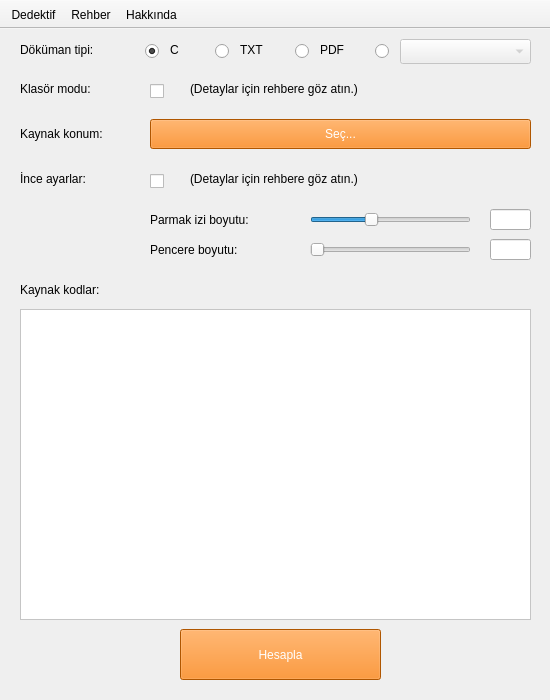
Above: QT Project/mainwindow.ui from arazosman/Code-Detective before the change. Below: the same form after it.
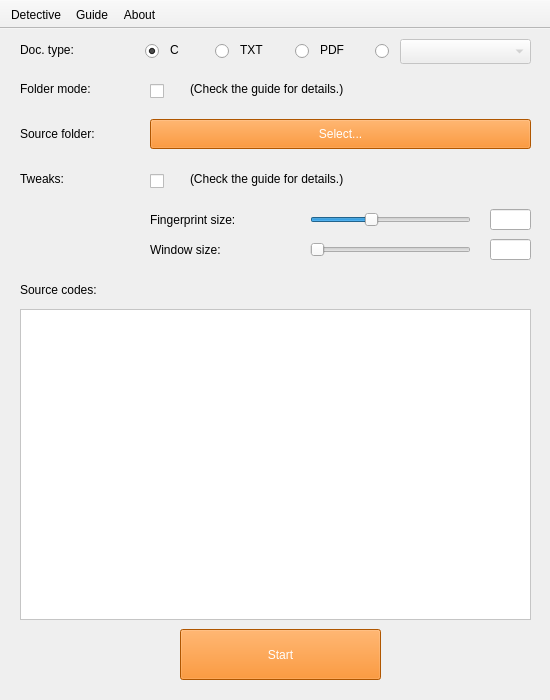
That is the form after the change. Icons and pictures are not drawn.

Patch:
```diff
--- a/QT Project/mainwindow.ui
+++ b/QT Project/mainwindow.ui
@@ -91,7 +91,7 @@
        <string notr="true"/>
       </property>
       <property name="text">
-       <string>Kaynak konum:</string>
+       <string>Source folder:</string>
       </property>
      </widget>
      <widget class="QLabel" name="label_w">
@@ -107,7 +107,7 @@
        <string notr="true"/>
       </property>
       <property name="text">
-       <string>Pencere boyutu:</string>
+       <string>Window size:</string>
       </property>
      </widget>
      <widget class="QSlider" name="slider_k">
@@ -151,7 +151,7 @@
        <string notr="true"/>
       </property>
       <property name="text">
-       <string>(Detaylar için rehbere göz atın.)</string>
+       <string>(Check the guide for details.)</string>
       </property>
      </widget>
      <widget class="QSlider" name="slider_w">
@@ -187,7 +187,7 @@
        <rect>
         <x>20</x>
         <y>10</y>
-        <width>111</width>
+        <width>121</width>
         <height>21</height>
        </rect>
       </property>
@@ -195,7 +195,7 @@
        <string notr="true"/>
       </property>
       <property name="text">
-       <string>Döküman tipi:</string>
+       <string>Doc. type:</string>
       </property>
      </widget>
      <widget class="QRadioButton" name="radio_Other">
@@ -266,7 +266,7 @@
 }</string>
       </property>
       <property name="text">
-       <string>Seç...</string>
+       <string>Select...</string>
       </property>
      </widget>
      <widget class="QLabel" name="label_6">
@@ -282,7 +282,7 @@
        <string notr="true"/>
       </property>
       <property name="text">
-       <string>(Detaylar için rehbere göz atın.)</string>
+       <string>(Check the guide for details.)</string>
       </property>
      </widget>
      <widget class="QTextBrowser" name="textBrowser">
@@ -315,7 +315,7 @@
        <string notr="true"/>
       </property>
       <property name="text">
-       <string>Kaynak kodlar:</string>
+       <string>Source codes:</string>
       </property>
      </widget>
      <widget class="QCheckBox" name="checkFolderMode">
@@ -344,7 +344,7 @@
        <string notr="true"/>
       </property>
       <property name="text">
-       <string>Parmak izi boyutu:</string>
+       <string>Fingerprint size:</string>
       </property>
      </widget>
      <widget class="QPushButton" name="pushStart">
@@ -367,7 +367,7 @@
 }</string>
       </property>
       <property name="text">
-       <string>Hesapla</string>
+       <string>Start</string>
       </property>
      </widget>
      <widget class="QComboBox" name="comboBox">
@@ -436,7 +436,7 @@
        <string notr="true"/>
       </property>
       <property name="text">
-       <string>Klasör modu:</string>
+       <string>Folder mode:</string>
       </property>
      </widget>
      <widget class="QLabel" name="label_5">
@@ -452,7 +452,7 @@
        <string notr="true"/>
       </property>
       <property name="text">
-       <string>İnce ayarlar:</string>
+       <string>Tweaks:</string>
       </property>
      </widget>
      <widget class="QLabel" name="label">
@@ -668,10 +668,10 @@
      <normaloff>:/images/images/dedective.png</normaloff>:/images/images/dedective.png</iconset>
    </property>
    <property name="text">
-    <string>Dedektif</string>
+    <string>Detective</string>
    </property>
    <property name="iconText">
-    <string>Dedektif</string>
+    <string>Detective</string>
    </property>
    <property name="font">
     <font/>
@@ -683,7 +683,7 @@
      <normaloff>:/images/images/help.png</normaloff>:/images/images/help.png</iconset>
    </property>
    <property name="text">
-    <string>Rehber</string>
+    <string>Guide</string>
    </property>
   </action>
   <action name="actionHakk_nda">
@@ -693,7 +693,7 @@
     </iconset>
    </property>
    <property name="text">
-    <string>Hakkında</string>
+    <string>About</string>
    </property>
   </action>
  </widget>
```
Left out of the diff: 2 changed lines with no effect on the pictures.
